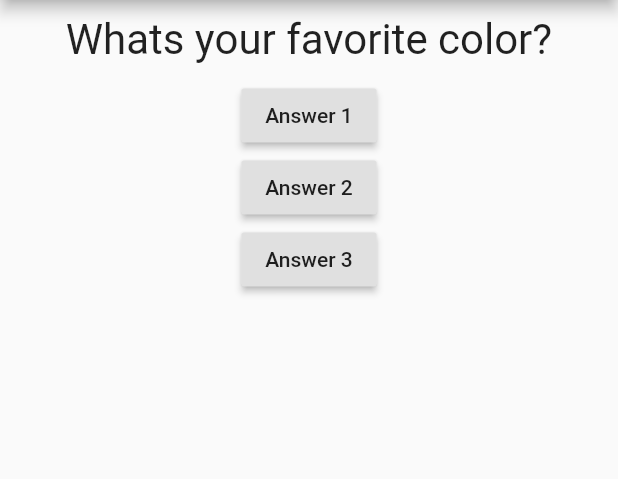
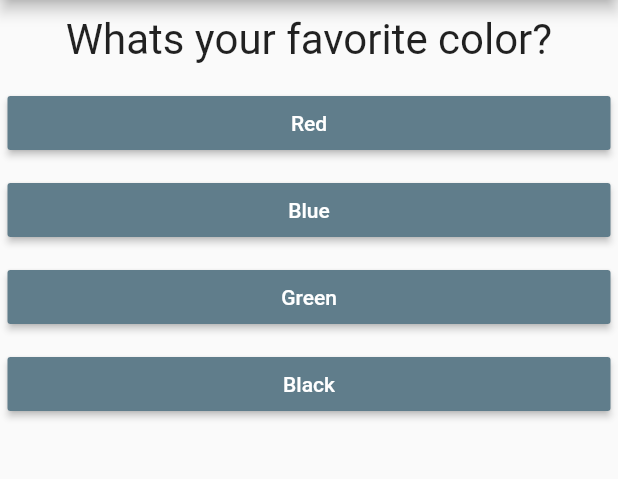
Before and after one commit to sripiranavan8/Flutter-Learning-Basic, a Flutter app: the screen it shows after launch, on a phone screen of 412 x 824 dp, the part 84-563 px from its top. Run offline on Flutter 3.47's test engine with Material 2 defaults, Android fonts, the phone set to English and light mode, and no system bars.

Commit message:
basic phase 2

```diff
--- /dev/null
+++ b/lib/answer.dart
@@ -0,0 +1,20 @@
+import 'package:flutter/material.dart';
+
+class Answer extends StatelessWidget {
+  final Function selectHandler;
+  final String answerText;
+  Answer(this.selectHandler, this.answerText);
+  @override
+  Widget build(BuildContext context) {
+    return Container(
+      width: double.infinity,
+      margin: EdgeInsets.all(5),
+      child: RaisedButton(
+        child: Text(answerText),
+        color: Colors.blueGrey,
+        textColor: Colors.white,
+        onPressed: selectHandler,
+      ),
+    );
+  }
+}
--- a/lib/main.dart
+++ b/lib/main.dart
@@ -1,6 +1,7 @@
 import 'package:flutter/material.dart';
 
-import './question.dart';
+import './result.dart';
+import './quiz.dart';
 
 // void main() {
 //   runApp(MyApp());
@@ -15,45 +16,71 @@ class MyApp extends StatefulWidget {
 }
 
 class _MyAppState extends State<MyApp> {
+  final questions = const [
+    {
+      'questionText': 'What\s your favorite color?',
+      'answers': [
+        {'text': 'Red', 'score': 5},
+        {'text': 'Blue', 'score': 4},
+        {'text': 'Green', 'score': 3},
+        {'text': 'Black', 'score': 2}
+      ]
+    },
+    {
+      'questionText': 'What\s your favorite animal?',
+      'answers': [
+        {'text': 'Dog', 'score': 1},
+        {'text': 'Cat', 'score': 2},
+        {'text': 'Rabbit', 'score': 3},
+        {'text': 'Tiger', 'score': 4}
+      ]
+    },
+    {
+      'questionText': 'What\s your favorite programming language?',
+      'answers': [
+        {'text': 'PHP', 'score': 1},
+        {'text': 'JAVA', 'score': 2},
+        {'text': 'DART', 'score': 4},
+        {'text': 'JavaScript', 'score': 3}
+      ]
+    },
+  ];
   var _questionIndex = 0;
-  void _answerQuestion() {
+  var _totalScore = 0;
+  void _restQuiz() {
+    setState(() {
+      _questionIndex = 0;
+      _totalScore = 0;
+    });
+  }
+
+  void _answerQuestion(int score) {
+    _totalScore += score;
     setState(() {
       _questionIndex++;
     });
-    print(_questionIndex);
+    print(_totalScore);
+    if (_questionIndex < questions.length) {
+      print('You have more questions to answer');
+    } else {
+      print('You answered all questions!!');
+    }
   }
 
   @override
   Widget build(BuildContext context) {
-    var questions = [
-      'What\s your favorite color?',
-      'What\s your favorite animal?'
-    ];
     return MaterialApp(
       home: Scaffold(
         appBar: AppBar(
           title: Text('My First App'),
         ),
-        body: Column(
-          children: [
-            Question(questions.elementAt(_questionIndex)),
-            RaisedButton(
-              child: Text('Answer 1'),
-              onPressed: _answerQuestion,
-            ),
-            RaisedButton(
-              child: Text('Answer 2'),
-              onPressed: () => print('Answer 2 choosen'),
-            ),
-            RaisedButton(
-              child: Text('Answer 3'),
-              onPressed: () {
-                // ...
-                print('Answer 3 choosen');
-              },
-            ),
-          ],
-        ),
+        body: _questionIndex < questions.length
+            ? Quiz(
+                questions: questions,
+                answerQuestion: _answerQuestion,
+                questionIndex: _questionIndex,
+              )
+            : Result(_totalScore, _restQuiz),
       ),
     );
   }
--- /dev/null
+++ b/lib/quiz.dart
@@ -0,0 +1,24 @@
+import 'package:flutter/material.dart';
+
+import './question.dart';
+import './answer.dart';
+
+class Quiz extends StatelessWidget {
+  final List<Map<String, Object>> questions;
+  final Function answerQuestion;
+  final int questionIndex;
+
+  Quiz({this.questions, this.answerQuestion, this.questionIndex});
+  @override
+  Widget build(BuildContext context) {
+    return Column(
+      children: [
+        Question(questions.elementAt(questionIndex)['questionText']),
+        ...(questions[questionIndex]['answers'] as List<Map<String, Object>>)
+            .map((answer) {
+          return Answer(() => answerQuestion(answer['score']), answer['text']);
+        }).toList()
+      ],
+    );
+  }
+}
```
Also changed, not shown: lib/result.dart (added, +46 -0 lines).
